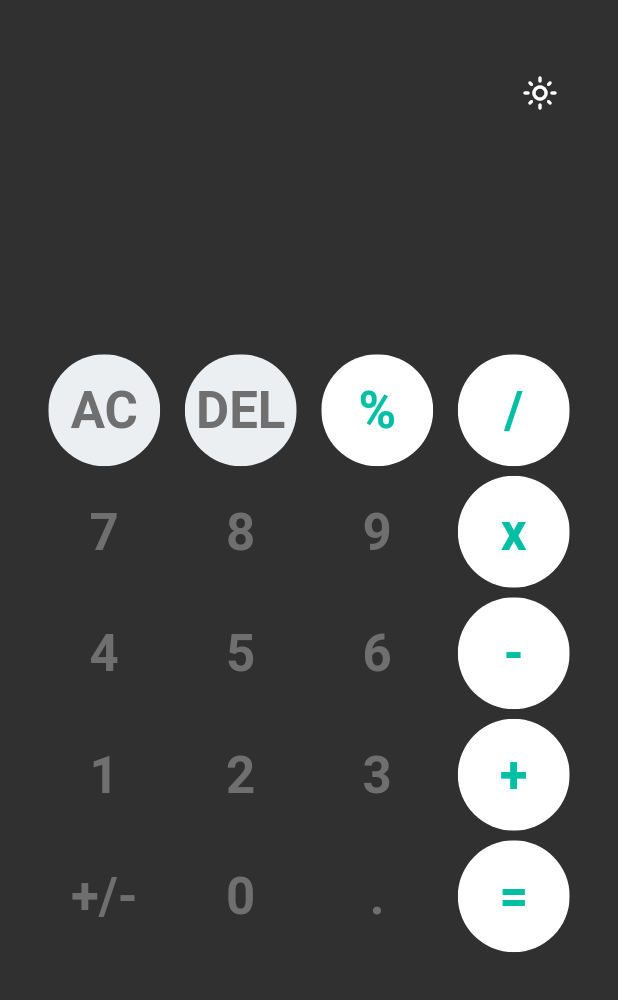
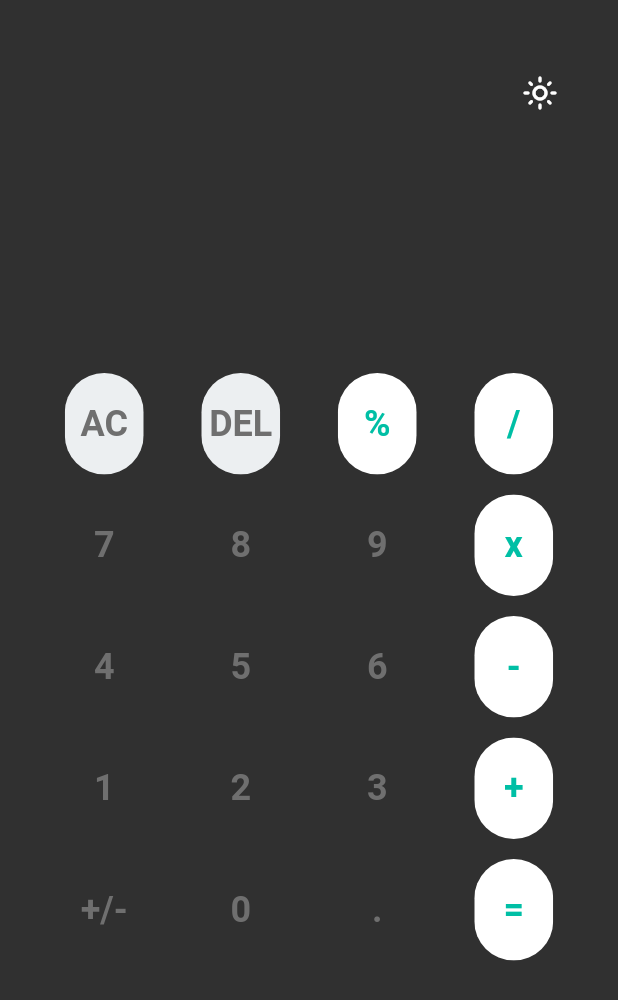
Before and after one commit to karthik-reddy-8/noor-task-1, a Flutter app: the screen it shows after launch, after a tap on the "light mode" icon, on a phone screen of 412 x 824 dp. Shown: the top 1000 px of the screen. Run offline on Flutter 3.47's test engine with Material 2 defaults, Android fonts, the phone set to English and light mode, and no system bars; our stand-ins replace math_expressions, stacked.

Commit message:
Changed the button color and font size

```diff
--- a/lib/utils/custom_widgets.dart
+++ b/lib/utils/custom_widgets.dart
@@ -10,9 +10,9 @@ Widget buildButton({
   return GestureDetector(
     onTap: buttonTapped,
     child: Padding(
-      padding: const EdgeInsets.all(0.2),
+      padding: EdgeInsets.symmetric(horizontal: App.width * 0.014, vertical: App.height * 0.006),
       child: ClipRRect(
-        borderRadius: BorderRadius.circular(60),
+        borderRadius: BorderRadius.circular(40),
         child: Container(
           color: color,
           child: Center(
@@ -20,7 +20,7 @@ Widget buildButton({
               buttonText,
               style: TextStyle(
                 color: textColor,
-                fontSize: App.textTheme.headline4!.fontSize,
+                fontSize: App.textTheme.headline5!.fontSize,
                 fontWeight: FontWeight.bold,
               ),
             ),
--- a/lib/view_models/home_view_model.dart
+++ b/lib/view_models/home_view_model.dart
@@ -4,8 +4,8 @@ import 'package:math_expressions/math_expressions.dart';
 class HomeViewModel extends ChangeNotifier {
   var userInput = '';
   var answer = '';
+  bool isDarkMode = false;
 
-// Array of button
   final List<String> buttons = [
     'AC',
     'DEL',
@@ -57,7 +57,6 @@ class HomeViewModel extends ChangeNotifier {
   Future<void> equalPressed() async{
     String finalUserInput = userInput;
     finalUserInput = userInput.replaceAll('x', '*');
-
     Parser p = Parser();
     Expression exp = p.parse(finalUserInput);
     ContextModel cm = ContextModel();
--- a/lib/views/home_page.dart
+++ b/lib/views/home_page.dart
@@ -1,5 +1,5 @@
 import 'package:flutter/material.dart';
-import 'package:flutter_calculator/constaints/colors.dart';
+import 'package:flutter_calculator/constants/colors.dart';
 import 'package:flutter_calculator/utils/app.dart';
 import 'package:flutter_calculator/utils/custom_widgets.dart';
 import 'package:flutter_calculator/view_models/home_view_model.dart';
@@ -44,9 +44,11 @@ class _HomeState extends State<Home> with WidgetsBindingObserver {
                                 alignment: Alignment.topRight,
                                 onPressed: () {
                                   model.toggleMode();
+                                  widget.model.isDarkMode =
+                                      !widget.model.isDarkMode;
                                 },
                                 icon: const Icon(Icons.light_mode_outlined)),
-                            App.columnSpacer(height: App.height * 0.15),
+                            App.columnSpacer(height: App.height * 0.1),
                             Container(
                               padding: EdgeInsets.symmetric(
                                   horizontal: App.width * 0.03),
@@ -54,10 +56,11 @@ class _HomeState extends State<Home> with WidgetsBindingObserver {
                               child: Text(
                                 widget.model.userInput,
                                 style: TextStyle(
-                                    fontSize: 18,
+                                    fontSize: App.textTheme.headline6!.fontSize,
                                     color: customColor.labelColor),
                               ),
                             ),
+                            App.columnSpacer(height: App.height * 0.01),
                             Container(
                               padding: EdgeInsets.symmetric(
                                   horizontal: App.width * 0.03),
@@ -65,8 +68,10 @@ class _HomeState extends State<Home> with WidgetsBindingObserver {
                               child: Text(
                                 widget.model.answer,
                                 style: TextStyle(
-                                    fontSize: 30,
-                                    color: customColor.black,
+                                    fontSize: App.textTheme.headline2!.fontSize,
+                                    color: widget.model.isDarkMode
+                                        ? customColor.white
+                                        : customColor.black,
                                     fontWeight: FontWeight.bold),
                               ),
                             )
@@ -88,7 +93,9 @@ class _HomeState extends State<Home> with WidgetsBindingObserver {
                                   widget.model.changeInitialValues();
                                 },
                                 buttonText: widget.model.buttons[index],
-                                color: customColor.grey,
+                                color: widget.model.isDarkMode
+                                    ? customColor.grey
+                                    : customColor.transparent,
                                 textColor: customColor.labelColor,
                               );
                             } else if (index == 1) {
@@ -98,7 +105,9 @@ class _HomeState extends State<Home> with WidgetsBindingObserver {
                                       .deleteUserInputs(widget.model.userInput);
                                 },
                                 buttonText: widget.model.buttons[index],
-                                color: customColor.grey,
+                                color: widget.model.isDarkMode
+                                    ? customColor.grey
+                                    : customColor.transparent,
                                 textColor: customColor.labelColor,
                               );
                             } else if (index == 2) {
@@ -107,7 +116,9 @@ class _HomeState extends State<Home> with WidgetsBindingObserver {
                                   widget.model.buttonIndex(index);
                                 },
                                 buttonText: widget.model.buttons[index],
-                                color: customColor.white,
+                                color: widget.model.isDarkMode
+                                    ? customColor.white
+                                    : customColor.transparent,
                                 textColor: customColor.teal,
                               );
                             } else if (index == 16) {
@@ -125,7 +136,9 @@ class _HomeState extends State<Home> with WidgetsBindingObserver {
                                   widget.model.equalPressed();
                                 },
                                 buttonText: widget.model.buttons[index],
-                                color: customColor.white,
+                                color: widget.model.isDarkMode
+                                    ? customColor.white
+                                    : customColor.transparent,
                                 textColor: customColor.teal,
                               );
                             } else {
@@ -136,7 +149,9 @@ class _HomeState extends State<Home> with WidgetsBindingObserver {
                                 buttonText: widget.model.buttons[index],
                                 color: widget.model
                                         .isOperator(widget.model.buttons[index])
+                                    ? (widget.model.isDarkMode
                                     ? customColor.white
+                                    : customColor.transparent)
                                     : customColor.transparent,
                                 textColor: widget.model
                                         .isOperator(widget.model.buttons[index])
```
Also changed, not shown: lib/constants/colors.dart (renamed from lib/constaints/colors.dart).
